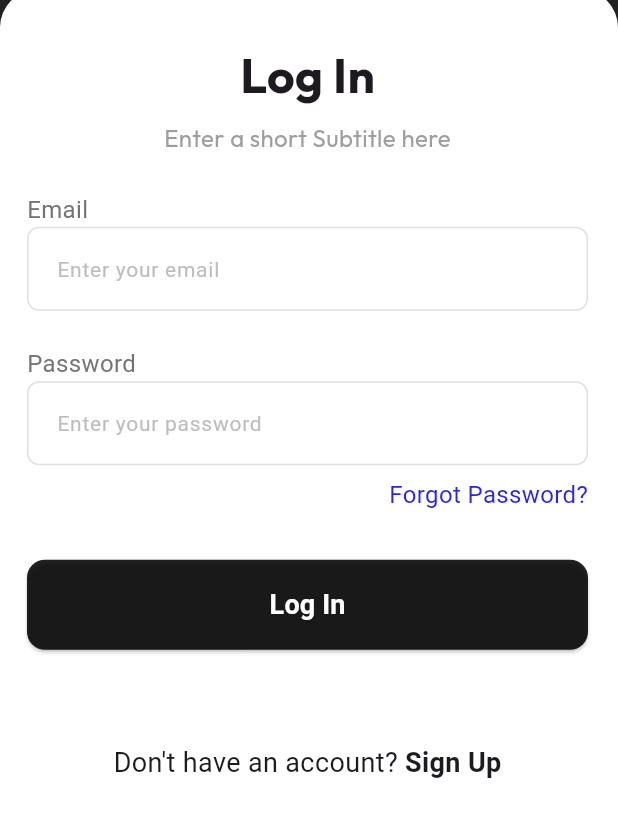
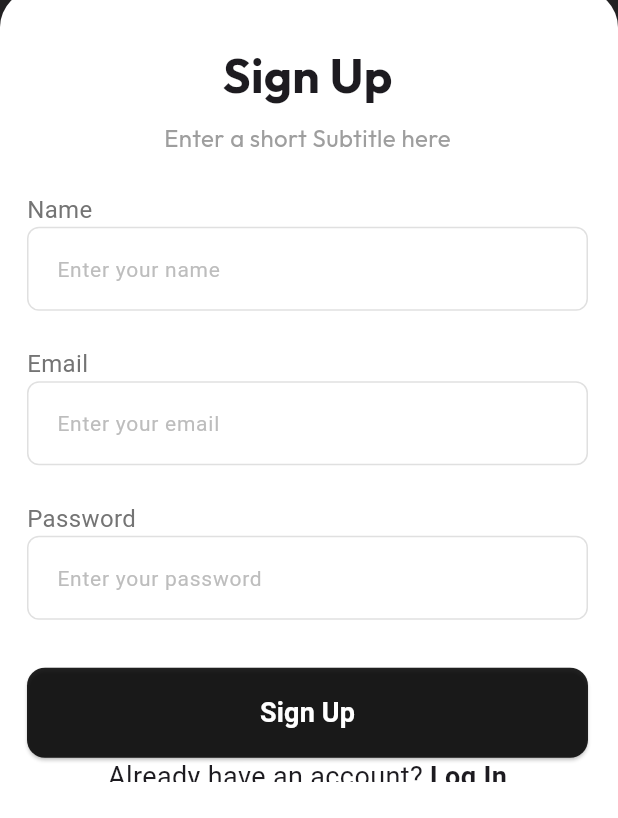
Before and after one commit to RoshinM/CrowdLink, a Flutter app: the screen it shows after launch, after a tap on "Sign Up", on a phone screen of 412 x 824 dp, the part 418-1236 px from its top. Run offline on Flutter 3.47's test engine with Material 3 defaults, Android fonts, the light colour scheme and no system bars; our stand-ins replace firebase_auth, firebase_core, google_fonts; accounts and stored records are empty.

Commit message:
login page and registration page navigation and password hashing

```diff
--- a/lib/pages/loginPage.dart
+++ b/lib/pages/loginPage.dart
@@ -1,4 +1,5 @@
 import 'package:crowd_link/pages/homePage.dart';
+import 'package:crowd_link/pages/registrationPage.dart';
 import 'package:firebase_auth/firebase_auth.dart';
 import 'package:flutter/material.dart';
 import 'package:google_fonts/google_fonts.dart';
@@ -126,7 +127,12 @@ class _LoginpageState extends State<Loginpage> {
               ),
             ),
             GestureDetector(
-              onTap: () {},
+              onTap: () {
+                Navigator.push(
+                  context,
+                  MaterialPageRoute(builder: (context) => RegisterPage()),
+                );
+              },
               child: Text(
                 'Sign Up',
                 style: TextStyle(fontSize: 18,
--- a/lib/pages/registrationPage.dart
+++ b/lib/pages/registrationPage.dart
@@ -0,0 +1,176 @@
+
+import 'package:crowd_link/pages/loginPage.dart';
+import 'package:flutter/material.dart';
+import 'package:google_fonts/google_fonts.dart';
+
+class RegisterPage extends StatefulWidget {
+  const RegisterPage({super.key});
+
+  @override
+  State<RegisterPage> createState() => _RegisterPageState();
+}
+
+class _RegisterPageState extends State<RegisterPage> {
+
+  inputCredentialsField(String fieldName, String textFieldHint){
+    return Column(
+      crossAxisAlignment: CrossAxisAlignment.start,
+      children: [
+        Text(fieldName,
+          style: TextStyle(color: Color(0xFF747474),
+            fontSize: 16,
+          ),
+        ),
+        TextFormField(
+          obscureText: fieldName == 'Password',
+          decoration: InputDecoration(
+            hintText: textFieldHint, // Placeholder text
+            hintStyle: TextStyle(
+              color: Colors.grey[400],
+              fontSize: 14,
+            ),
+            border: OutlineInputBorder(
+              borderRadius: BorderRadius.circular(8), // Rounded corners
+              borderSide: BorderSide(
+                color: Colors.grey[300]!, // Border color
+                width: 1, // Border width
+              ),
+            ),
+            enabledBorder: OutlineInputBorder(
+              borderRadius: BorderRadius.circular(8),
+              borderSide: BorderSide(
+                color: Colors.grey[300]!,
+                width: 1,
+              ),
+            ),
+            focusedBorder: OutlineInputBorder(
+              borderRadius: BorderRadius.circular(8),
+              borderSide: BorderSide(
+                color: Colors.blue, // Focused border color
+                width: 1.5,
+              ),
+            ),
+            contentPadding: EdgeInsets.symmetric(
+              vertical: 16,
+              horizontal: 16,
+            ), // Inner padding for the text field
+          ),
+        ),
+      ],
+    );
+  }
+
+  btnregister(Size size){
+    return SizedBox(
+      width: size.width, // Adjust width as needed
+      height: 60, // Adjust height as needed
+      child: ElevatedButton(
+        onPressed: () {
+          //Validate and Redirect
+        },
+        style: ElevatedButton.styleFrom(
+          backgroundColor: Colors.black87, // Button background color
+          shape: RoundedRectangleBorder(
+            borderRadius: BorderRadius.circular(12), // Rounded corners
+          ),
+        ),
+        child: Text(
+          'Sign Up',
+          style: TextStyle(
+            color: Colors.white, // Text color
+            fontSize: 18, // Text size
+            fontWeight: FontWeight.bold, // Text weight
+          ),
+        ),
+      ),
+    );
+  }
+
+  pagefooter(){
+    return Expanded(
+        child: Row(
+          crossAxisAlignment: CrossAxisAlignment.end,
+          mainAxisAlignment: MainAxisAlignment.center,
+          children: [
+            Text(
+              "Already have an account? ",
+              style: TextStyle(fontSize: 18,
+                fontWeight: FontWeight.w400,
+              ),
+            ),
+            GestureDetector(
+              onTap: () {
+                Navigator.push(
+                  context,
+                  MaterialPageRoute(
+                    builder: (context) => Loginpage(),
+                  ),
+                );
+              },
+              child: Text(
+                'Log In',
+                style: TextStyle(fontSize: 18,
+                  fontWeight: FontWeight.bold,
+                ),
+              ),
+            )
+          ],
+        )
+    );
+  }
+
+  @override
+  Widget build(BuildContext context) {
+    var size = MediaQuery.of(context).size;
+    return Scaffold(
+      resizeToAvoidBottomInset: false,
+      body: Container(
+        color: Colors.black87,
+        child: Column(
+          children: [
+            Image.asset("assets/images/crowdLinkLogo.png"),
+            Expanded(
+              child: Container(
+                width: size.width,
+                decoration: const BoxDecoration(
+                  color: Colors.white,
+                  borderRadius: BorderRadius.only(
+                    topLeft: Radius.circular(25),
+                    topRight: Radius.circular(25),
+                  ),
+                ),
+                child: Padding(
+                  padding: EdgeInsets.only(top: 34,left: 18, right: 20, bottom:24),
+                  child: Column(
+                    children: [
+                      Text(
+                        'Sign Up',
+                        style: GoogleFonts.outfit(fontSize: 32,
+                            fontWeight: FontWeight.bold),
+                      ),
+                      SizedBox(height: 8,),
+                      Text(
+                        'Enter a short Subtitle here',
+                        style: GoogleFonts.outfit(fontSize: 16,
+                            color: Colors.grey),
+                      ),
+                      SizedBox(height: 24,),
+                      inputCredentialsField('Name', 'Enter your name'),
+                      SizedBox(height: 24,),
+                      inputCredentialsField('Email', 'Enter your email'),
+                      SizedBox(height: 24,),
+                      inputCredentialsField('Password', 'Enter your password'),
+                      SizedBox(height: 32,),
+                      btnregister(size),
+                      pagefooter()
+                    ],
+                  ),
+                ),
+              ),
+            )
+          ],
+        ),
+      ),
+    );
+  }
+}
```
